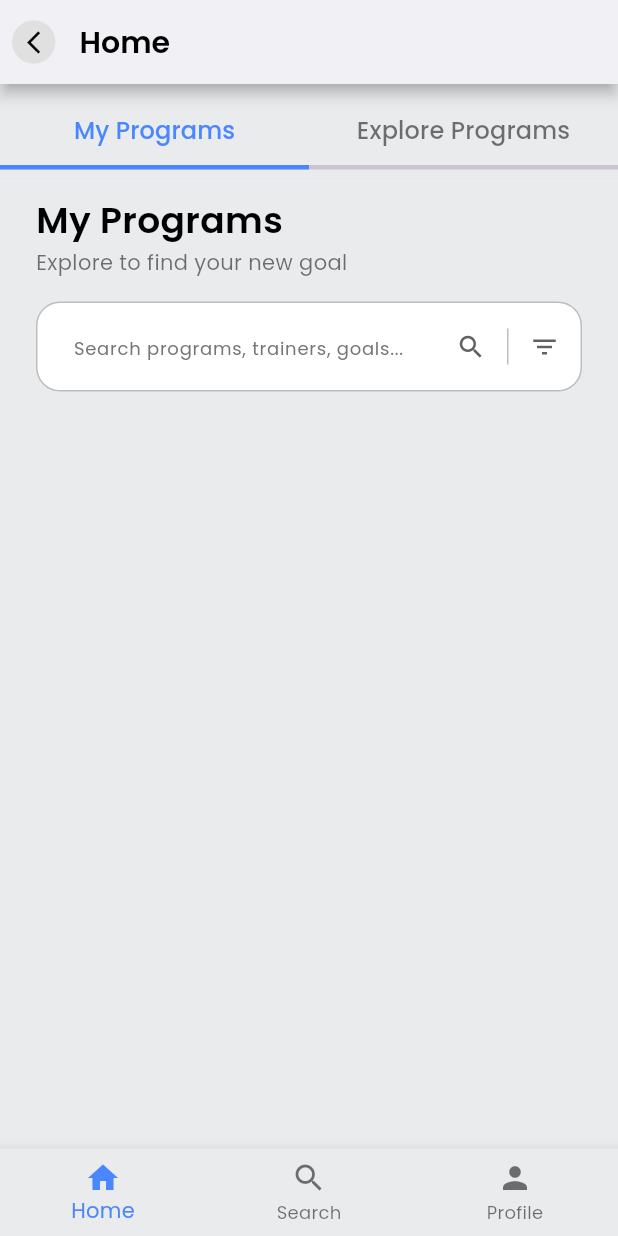
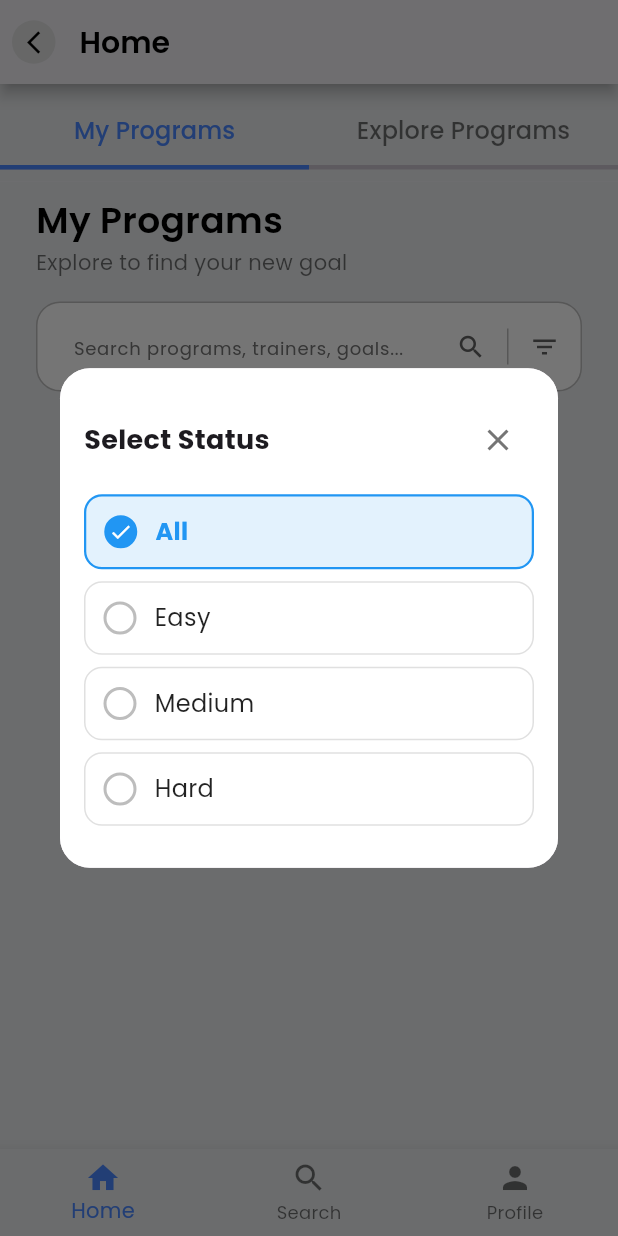
Before and after one commit to saquibjawedbit/fitness_app, a Flutter app: the screen it shows after launch, after a tap on the "filter list" icon, on a phone screen of 412 x 824 dp. Run offline on Flutter 3.47's test engine with Material 3 defaults, Android fonts, the phone set to English and light mode, and no system bars; our stand-ins replace cloud_firestore, firebase_core, google_fonts; accounts and stored records are empty.

Commit message:
Implement search functionality with status filtering in MyProgramsPage and ItemProvider

```diff
--- a/lib/pages/home/my_program_page.dart
+++ b/lib/pages/home/my_program_page.dart
@@ -13,6 +13,7 @@ class MyProgramsPage extends StatefulWidget {
 
 class _MyProgramsPageState extends State<MyProgramsPage> {
   late ScrollController _scrollController;
+  // _searchController and _statusOptions are defined only once here
 
   @override
   void initState() {
@@ -27,6 +28,7 @@ class _MyProgramsPageState extends State<MyProgramsPage> {
   @override
   void dispose() {
     _scrollController.dispose();
+    _searchController.dispose();
     super.dispose();
   }
 
@@ -111,6 +113,12 @@ class _MyProgramsPageState extends State<MyProgramsPage> {
     );
   }
 
+  final TextEditingController _searchController = TextEditingController();
+  final List<String> _statusOptions = ["All", "Easy", "Medium", "Hard"];
+
+  // Only one dispose method should exist
+  // Only one dispose method should exist. Remove any duplicate dispose methods in this class.
+
   Container _seardhBar() {
     return Container(
       height: 60,
@@ -124,7 +132,10 @@ class _MyProgramsPageState extends State<MyProgramsPage> {
           Expanded(
             child: Padding(
               padding: const EdgeInsets.only(left: 8.0),
-              child: TextField(
+              child: Consumer<ItemProvider>(
+                builder: (context, provider, _) {
+                  return TextField(
+                    controller: _searchController,
                     decoration: InputDecoration(
                       hintText: 'Search programs, trainers, goals...',
                       border: InputBorder.none,
@@ -137,24 +148,151 @@ class _MyProgramsPageState extends State<MyProgramsPage> {
                       ),
                     ),
                     cursorColor: Colors.grey.shade600,
+                    onChanged: (value) {
+                      provider.setSearchQuery(value);
+                    },
+                  );
+                },
               ),
             ),
           ),
-          IconButton(
+          Consumer<ItemProvider>(
+            builder: (context, provider, _) {
+              return IconButton(
                 icon: Icon(Icons.search, color: Colors.grey.shade700, size: 20),
-            onPressed: () {},
+                onPressed: () {
+                  provider.setSearchQuery(_searchController.text);
+                },
+              );
+            },
           ),
           Container(height: 24, width: 1, color: Colors.grey.shade400),
-          IconButton(
+          Consumer<ItemProvider>(
+            builder: (context, provider, _) {
+              return IconButton(
                 icon: Icon(
                   Icons.filter_list,
                   color: Colors.grey.shade700,
                   size: 20,
                 ),
-            onPressed: () {},
+                onPressed: () async {
+                  String? selected = await _showDialog(context, provider);
+                  if (selected != null && selected != provider.status) {
+                    provider.setStatus(selected);
+                  }
+                },
+              );
+            },
           ),
         ],
       ),
     );
   }
+
+  Future<String?> _showDialog(BuildContext context, ItemProvider provider) {
+    return showDialog<String>(
+      context: context,
+      builder: (context) {
+        return Dialog(
+          shape: RoundedRectangleBorder(
+            borderRadius: BorderRadius.circular(20),
+          ),
+          child: Container(
+            padding: const EdgeInsets.symmetric(vertical: 24, horizontal: 16),
+            decoration: BoxDecoration(
+              borderRadius: BorderRadius.circular(20),
+              color: Colors.white,
+            ),
+            child: Column(
+              mainAxisSize: MainAxisSize.min,
+              crossAxisAlignment: CrossAxisAlignment.start,
+              children: [
+                Row(
+                  mainAxisAlignment: MainAxisAlignment.spaceBetween,
+                  children: [
+                    Text(
+                      'Select Status',
+                      style: TextStyle(
+                        fontWeight: FontWeight.bold,
+                        fontSize: 18,
+                      ),
+                    ),
+                    IconButton(
+                      icon: Icon(Icons.close, color: Colors.grey.shade600),
+                      onPressed: () => Navigator.pop(context),
+                    ),
+                  ],
+                ),
+                const SizedBox(height: 8),
+                ..._statusOptions.map((status) {
+                  final isSelected = provider.status == status;
+                  return InkWell(
+                    borderRadius: BorderRadius.circular(12),
+                    onTap: () {
+                      Navigator.pop(context, status);
+                    },
+                    child: Container(
+                      margin: const EdgeInsets.symmetric(vertical: 4),
+                      padding: const EdgeInsets.symmetric(
+                        vertical: 12,
+                        horizontal: 12,
+                      ),
+                      decoration: BoxDecoration(
+                        color: isSelected
+                            ? Colors.blue.shade50
+                            : Colors.transparent,
+                        borderRadius: BorderRadius.circular(12),
+                        border: isSelected
+                            ? Border.all(color: Colors.blue, width: 1.5)
+                            : Border.all(color: Colors.grey.shade300, width: 1),
+                      ),
+                      child: Row(
+                        children: [
+                          AnimatedContainer(
+                            duration: Duration(milliseconds: 200),
+                            width: 22,
+                            height: 22,
+                            decoration: BoxDecoration(
+                              shape: BoxShape.circle,
+                              border: Border.all(
+                                color: isSelected
+                                    ? Colors.blue
+                                    : Colors.grey.shade400,
+                                width: 2,
+                              ),
+                              color: isSelected
+                                  ? Colors.blue
+                                  : Colors.transparent,
+                            ),
+                            child: isSelected
+                                ? Icon(
+                                    Icons.check,
+                                    color: Colors.white,
+                                    size: 16,
+                                  )
+                                : null,
+                          ),
+                          SizedBox(width: 12),
+                          Text(
+                            status,
+                            style: TextStyle(
+                              fontWeight: isSelected
+                                  ? FontWeight.bold
+                                  : FontWeight.normal,
+                              color: isSelected ? Colors.blue : Colors.black87,
+                              fontSize: 16,
+                            ),
+                          ),
+                        ],
+                      ),
+                    ),
+                  );
+                }).toList(),
+              ],
+            ),
+          ),
+        );
+      },
+    );
   }
+}
--- a/lib/pages/home/notifiers/item_notifier.dart
+++ b/lib/pages/home/notifiers/item_notifier.dart
@@ -10,8 +10,8 @@ class ItemProvider with ChangeNotifier {
   String _errorMessage = '';
   bool _hasMore = true;
   bool _isFetchingMore = false;
-  // DocumentSnapshot? _lastDocument; // Not used for now
   String _searchQuery = "";
+  String _status = "All";
 
   static const int pageSize = 20;
 
@@ -20,30 +20,33 @@ class ItemProvider with ChangeNotifier {
   String get errorMessage => _errorMessage;
   bool get hasMore => _hasMore;
   bool get isFetchingMore => _isFetchingMore;
+  String get status => _status;
 
   ItemProvider() {
     fetchItems();
   }
 
-  Future<void> fetchItems({String searchQuery = ""}) async {
+  Future<void> fetchItems({
+    String searchQuery = "",
+    String status = "All",
+  }) async {
     _isLoading = true;
     _searchQuery = searchQuery;
+    _status = status;
     _items = [];
-    // _lastDocument = null; // Not used for now
     _hasMore = true;
     notifyListeners();
 
     try {
       final query = await _itemService.getItems(
         serachQuery: searchQuery,
+        status: status,
         limit: pageSize,
       );
       _items = query;
-      // For pagination, get the last document
       if (query.length < pageSize) {
         _hasMore = false;
       }
-      // _lastDocument is not set here because we filter after fetch for search
     } catch (e) {
       _errorMessage = e.toString();
     } finally {
@@ -57,17 +60,15 @@ class ItemProvider with ChangeNotifier {
     _isFetchingMore = true;
     notifyListeners();
     try {
-      // For now, we don't support search pagination (since we filter after fetch)
       final newItems = await _itemService.getItems(
         serachQuery: _searchQuery,
+        status: _status,
         limit: pageSize,
-        // startAfterDoc: _lastDocument, // Not used for search
       );
       if (newItems.isEmpty || newItems.length < pageSize) {
         _hasMore = false;
       }
       _items.addAll(newItems);
-      // _lastDocument = ...; // Not set due to search
     } catch (e) {
       _errorMessage = e.toString();
     } finally {
@@ -75,4 +76,12 @@ class ItemProvider with ChangeNotifier {
       notifyListeners();
     }
   }
+
+  void setSearchQuery(String query) {
+    fetchItems(searchQuery: query, status: _status);
+  }
+
+  void setStatus(String status) {
+    fetchItems(searchQuery: _searchQuery, status: status);
+  }
 }
--- a/lib/services/item_service.dart
+++ b/lib/services/item_service.dart
@@ -7,15 +7,18 @@ class ItemService {
 
   Future<List<ItemModel>> getItems({
     String serachQuery = "",
+    String status = "",
     int limit = 20,
     DocumentSnapshot? startAfterDoc,
   }) async {
     try {
-      debugPrint("Fetching items with search query: $serachQuery");
+      debugPrint(
+        "Fetching items with search query: $serachQuery, status: $status",
+      );
 
       Query query = FirebaseFirestore.instance.collection('items');
-      if (serachQuery.isNotEmpty) {
-        // For Firestore, you can't do contains, so we filter after fetch
+      if (status.isNotEmpty && status != "All") {
+        query = query.where('difficulty', isEqualTo: status);
       }
       if (startAfterDoc != null) {
         query = query.startAfterDocument(startAfterDoc);
```
Lines whose indentation alone changed are shown as unchanged.
